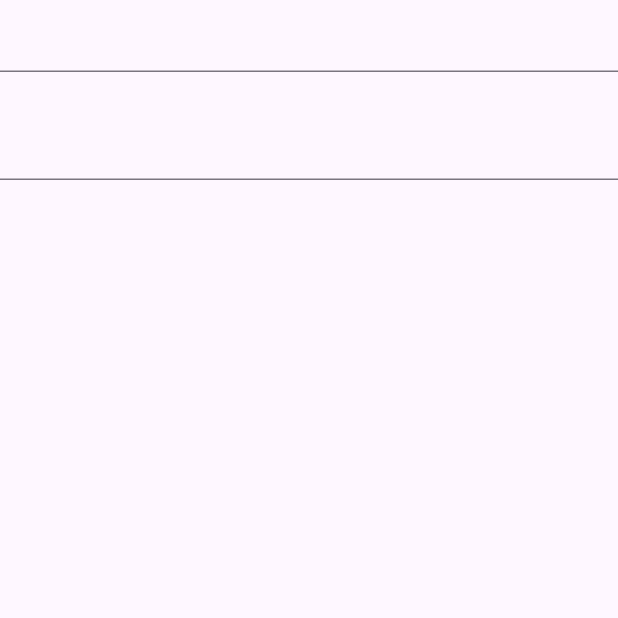
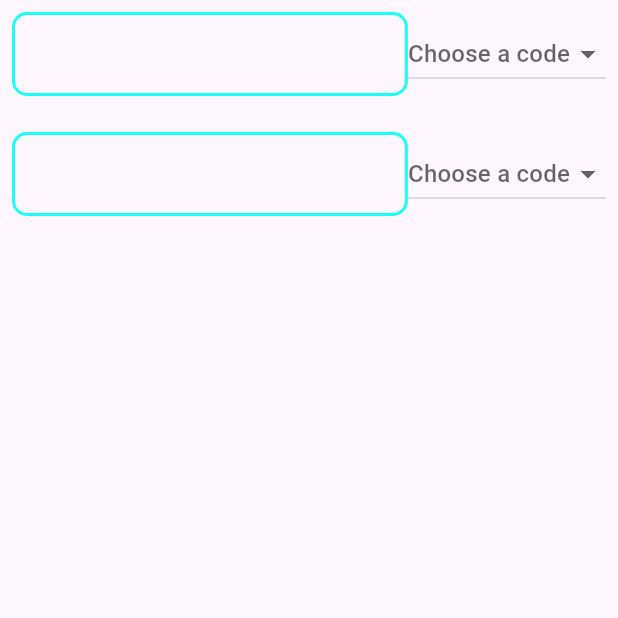
Before and after one commit to gminiy/flutter-currency-exchange-app, a Flutter app: the screen it shows after launch, on a phone screen of 412 x 824 dp, the top half of it. Run offline on Flutter 3.47's test engine with Material 3 defaults, Android fonts, the phone set to English and light mode, and no system bars; our stand-ins replace dio, freezed_annotation, get_it, go_router; generated files the repository leaves out were written again.

```diff
--- /dev/null
+++ b/lib/core/constant/currency_codes.dart
@@ -0,0 +1,18 @@
+final List<String> currencyCodes = [
+  'AED', 'AFN', 'ALL', 'AMD', 'ANG', 'AOA', 'ARS', 'AUD', 'AWG', 'AZN',
+  'BAM', 'BBD', 'BDT', 'BGN', 'BHD', 'BIF', 'BMD', 'BND', 'BOB', 'BRL',
+  'BSD', 'BTN', 'BWP', 'BYN', 'BZD', 'CAD', 'CDF', 'CHF', 'CLP', 'CNY',
+  'COP', 'CRC', 'CUP', 'CVE', 'CZK', 'DJF', 'DKK', 'DOP', 'DZD', 'EGP',
+  'ERN', 'ETB', 'EUR', 'FJD', 'FKP', 'FOK', 'GBP', 'GEL', 'GGP', 'GHS',
+  'GIP', 'GMD', 'GNF', 'GTQ', 'GYD', 'HKD', 'HNL', 'HRK', 'HTG', 'HUF',
+  'IDR', 'ILS', 'IMP', 'INR', 'IQD', 'IRR', 'ISK', 'JEP', 'JMD', 'JOD',
+  'JPY', 'KES', 'KGS', 'KHR', 'KID', 'KMF', 'KRW', 'KWD', 'KYD', 'KZT',
+  'LAK', 'LBP', 'LKR', 'LRD', 'LSL', 'LYD', 'MAD', 'MDL', 'MGA', 'MKD',
+  'MMK', 'MNT', 'MOP', 'MRU', 'MUR', 'MVR', 'MWK', 'MXN', 'MYR', 'MZN',
+  'NAD', 'NGN', 'NIO', 'NOK', 'NPR', 'NZD', 'OMR', 'PAB', 'PEN', 'PGK',
+  'PHP', 'PKR', 'PLN', 'PYG', 'QAR', 'RON', 'RSD', 'RUB', 'RWF', 'SAR',
+  'SBD', 'SCR', 'SDG', 'SEK', 'SGD', 'SHP', 'SLE', 'SOS', 'SRD', 'SSP',
+  'STN', 'SYP', 'SZL', 'THB', 'TJS', 'TMT', 'TND', 'TOP', 'TRY', 'TTD',
+  'TVD', 'TWD', 'TZS', 'UAH', 'UGX', 'USD', 'UYU', 'UZS', 'VES', 'VND',
+  'VUV', 'WST', 'XAF', 'XCD', 'XDR', 'XOF', 'XPF', 'YER', 'ZAR', 'ZMW', 'ZWL'
+];
--- a/lib/presentation/home/home_screen.dart
+++ b/lib/presentation/home/home_screen.dart
@@ -1,4 +1,5 @@
 import 'package:flutter/material.dart';
+import 'package:flutter_exchange_currency/core/constant/currency_codes.dart';
 
 class HomeScreen extends StatefulWidget {
   const HomeScreen({super.key});
@@ -11,36 +12,92 @@ class _HomeScreenState extends State<HomeScreen> {
   @override
   Widget build(BuildContext context) {
     return Scaffold(
-      body: Column(
+      body: SafeArea(
+        child: Padding(
+          padding: const EdgeInsets.all(8.0),
+          child: Column(
             children: [
-          TextField(
+              Row(
+                children: [
+                  Expanded(
+                    child: TextField(
                       onChanged: (value) {},
                       keyboardType: TextInputType.number,
-            decoration: const InputDecoration(
-              focusedBorder: UnderlineInputBorder(
+                      decoration: InputDecoration(
+                        focusedBorder: OutlineInputBorder(
+                          borderRadius: BorderRadius.circular(10),
                           borderSide: BorderSide(
                             width: 2,
                             color: Colors.purpleAccent,
                           ),
                         ),
+                        enabledBorder: OutlineInputBorder(
+                          borderRadius: BorderRadius.circular(10),
+                          borderSide: BorderSide(
+                            width: 2,
+                            color: Colors.cyanAccent,
                           ),
+                        ),
+                      ),
+                    ),
+                  ),
+                  DropdownButton<String>(
+                    hint: Text('Choose a code'),
+                    onChanged: (baseCode) {
+                      print(baseCode);
+                    },
+                    items: currencyCodes.map<DropdownMenuItem<String>>((String value) {
+                      return DropdownMenuItem<String>(
+                        value: value,
+                        child: Text(value),
+                      );
+                    }).toList(),
+                  ),
+                ],
               ),
               const SizedBox(
                 height: 24,
               ),
-          TextField(
+              Row(
+                children: [
+                  Expanded(
+                    child: TextField(
                       onChanged: (value) {},
                       keyboardType: TextInputType.number,
-            decoration: const InputDecoration(
-              focusedBorder: UnderlineInputBorder(
+                      decoration: InputDecoration(
+                        focusedBorder: OutlineInputBorder(
                           borderSide: BorderSide(
                             width: 2,
                             color: Colors.purpleAccent,
                           ),
                         ),
+                        enabledBorder: OutlineInputBorder(
+                          borderRadius: BorderRadius.circular(10),
+                          borderSide: BorderSide(
+                            width: 2,
+                            color: Colors.cyanAccent,
                           ),
+                        ),
+                      ),
+                    ),
+                  ),
+                  DropdownButton<String>(
+                    hint: Text('Choose a code'),
+                    onChanged: (targetCode) {
+                      print(targetCode);
+                    },
+                    items: currencyCodes.map<DropdownMenuItem<String>>((String value) {
+                      return DropdownMenuItem<String>(
+                        value: value,
+                        child: Text(value),
+                      );
+                    }).toList(),
+                  ),
+                ],
               )
             ],
+          ),
+        ),
       ),
     );
   }
```
Lines whose indentation alone changed are shown as unchanged.
